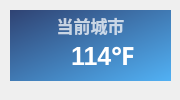
Above: ui/minimize/widget-weather.ui from RinLit-233-shiroko/Class-Widgets before the change. Below: the same form after it.
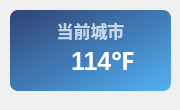
That is the form after the change. Icons and pictures are not drawn.

```diff
--- a/ui/minimize/widget-weather.ui
+++ b/ui/minimize/widget-weather.ui
@@ -7,7 +7,7 @@
     <x>0</x>
     <y>0</y>
     <width>180</width>
-    <height>100</height>
+    <height>110</height>
    </rect>
   </property>
   <property name="minimumSize">
@@ -31,7 +31,7 @@
      <x>10</x>
      <y>10</y>
      <width>161</width>
-     <height>31</height>
+     <height>41</height>
     </rect>
    </property>
    <property name="font">
@@ -62,11 +62,13 @@
      <x>10</x>
      <y>10</y>
      <width>161</width>
-     <height>71</height>
+     <height>81</height>
     </rect>
    </property>
    <property name="styleSheet">
-    <string notr="true">background-color: qlineargradient(spread:pad, x1:0, y1:0, x2:1, y2:1, stop:0 rgba(40, 60, 110, 245), stop:1 rgba(75, 175, 245, 245));</string>
+    <string notr="true">background-color: qlineargradient(spread:pad, x1:0, y1:0, x2:1, y2:1, stop:0 rgba(40, 60, 110, 245), stop:1 rgba(75, 175, 245, 245));
+border-radius: 8px
+</string>
    </property>
    <property name="text">
     <string/>
@@ -76,9 +78,9 @@
    <property name="geometry">
     <rect>
      <x>30</x>
-     <y>20</y>
+     <y>30</y>
      <width>121</width>
-     <height>71</height>
+     <height>61</height>
     </rect>
    </property>
    <layout class="QHBoxLayout" name="horizontalLayout_2">
```
